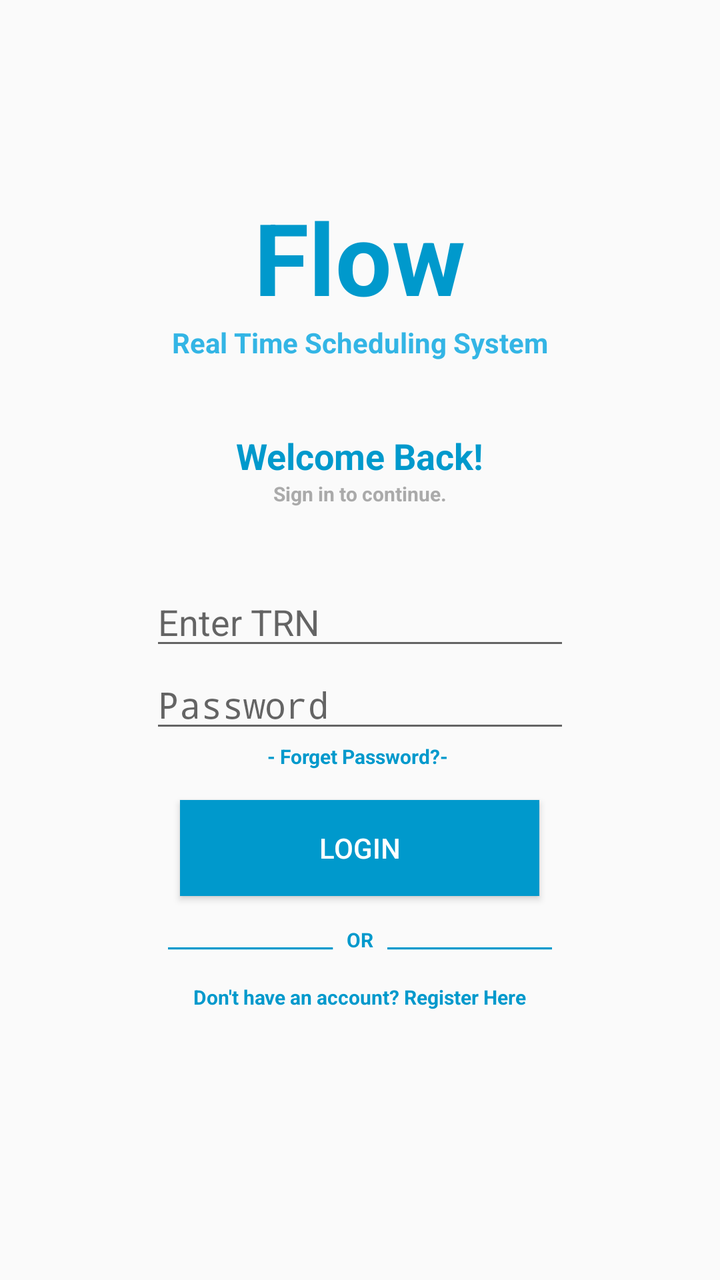
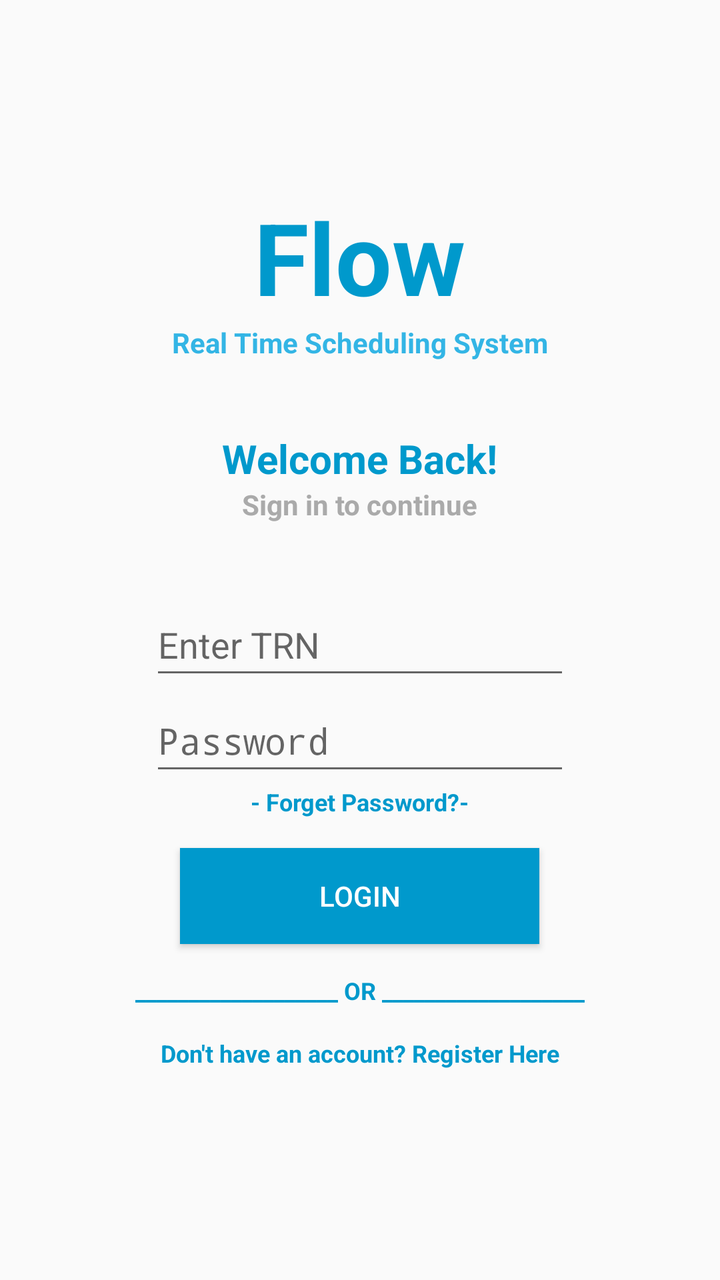

Before-and-after screenshots of an Android layout around one commit, followed by the original layout XML and the change that was made.
<!-- AndroidManifest.xml: application theme Theme.FlowApp -->
<!-- res/layout/login.xml -->
<?xml version="1.0" encoding="utf-8"?>
<LinearLayout xmlns:android="http://schemas.android.com/apk/res/android"
    xmlns:tools="http://schemas.android.com/tools"
    android:orientation="vertical"
    android:layout_width="match_parent"
    android:layout_height="match_parent">

    <TextView
        android:text="Flow"
        android:textSize="50sp"
        android:textColor="@android:color/holo_blue_dark"
        android:textStyle="bold"
        android:id="@+id/FlowName"
        android:layout_gravity="center"
        android:layout_width="wrap_content"
        android:layout_height="wrap_content"
        android:layout_marginTop="95dp"
        />

    <TextView
        android:text="Real Time Scheduling System"
        android:textColor="@android:color/holo_blue_light"
        android:textStyle="bold"
        android:id="@+id/rtss"
        android:layout_gravity="center"
        android:layout_width="wrap_content"
        android:layout_height="wrap_content"
        />

    <TextView
        android:text="Welcome Back!"
        android:textColor="@android:color/holo_blue_dark"
        android:textSize="18dp"
        android:textStyle="bold"
        android:id="@+id/wb"
        android:layout_gravity="center"
        android:layout_width="wrap_content"
        android:layout_height="wrap_content"
        android:layout_marginTop="35dp"
        />

    <TextView
        android:text="Sign in to continue."
        android:textColor="@android:color/darker_gray"
        android:textSize="10sp"
        android:textStyle="bold"
        android:id="@+id/signToContinue"
        android:layout_gravity="center"
        android:layout_width="wrap_content"
        android:layout_height="wrap_content"
        android:layout_marginBottom="35dp"
        />

    <EditText
        android:hint="Enter TRN"
        android:layout_width="wrap_content"
        android:layout_height="wrap_content"
        android:layout_gravity="center"
        android:ems="10"
        />

    <EditText
        android:hint="Password"
        android:id="@+id/editTextTextPassword"
        android:layout_width="wrap_content"
        android:layout_height="wrap_content"
        android:layout_gravity="center"
        android:ems="10"
        android:inputType="textPassword" />

    <TextView
        android:id="@+id/forgetBtn"
        android:layout_width="wrap_content"
        android:layout_height="wrap_content"
        android:layout_gravity="center"
        android:text="- Forget Password?- "
        android:textColor="@android:color/holo_blue_dark"
        android:textSize="10sp"
        android:textStyle="bold"
        android:layout_marginBottom="15dp"
        />

    <Button
        android:text="Login"
        android:layout_width="wrap_content"
        android:layout_height="wrap_content"
        android:layout_gravity="center"
        android:textColor="@color/white"
        android:id="@+id/loginBtn"
        android:ems="11"
        android:background="@android:color/holo_blue_dark"
        android:layout_marginBottom="15dp"
        />

    <TextView
        android:id="@+id/orToRegister"
        android:layout_width="wrap_content"
        android:layout_height="wrap_content"
        android:layout_gravity="center"
        android:text="___________________   OR   ___________________"
        android:textColor="@android:color/holo_blue_dark"
        android:textSize="10sp"
        android:textStyle="bold"
        android:layout_marginBottom="15dp"
        />

    <TextView
        android:id="@+id/registerBtn"
        android:layout_width="wrap_content"
        android:layout_height="wrap_content"
        android:layout_gravity="center"
        android:text="Don't have an account? Register Here"
        android:textColor="@android:color/holo_blue_dark"
        android:textSize="10sp"
        android:textStyle="bold"
        android:layout_marginBottom="15dp"
        />







</LinearLayout>
<!-- resources referenced by this layout -->
<resources>
  <color name="white">#FFFFFFFF</color>
  <style name="Theme.FlowApp" parent="android:Theme.Material.Light.NoActionBar" />
</resources>

<!-- the commit's change to res/layout/login.xml (unified diff, before → after) -->
@@ -6,7 +6,7 @@
     android:layout_height="match_parent">
 
     <TextView
-        android:text="Flow"
+        android:text="@string/flow_name"
         android:textSize="50sp"
         android:textColor="@android:color/holo_blue_dark"
         android:textStyle="bold"
@@ -18,7 +18,7 @@
         />
 
     <TextView
-        android:text="Real Time Scheduling System"
+        android:text="@string/real_time"
         android:textColor="@android:color/holo_blue_light"
         android:textStyle="bold"
         android:id="@+id/rtss"
@@ -28,9 +28,9 @@
         />
 
     <TextView
-        android:text="Welcome Back!"
+        android:text="@string/welcome"
         android:textColor="@android:color/holo_blue_dark"
-        android:textSize="18dp"
+        android:textSize="20sp"
         android:textStyle="bold"
         android:id="@+id/wb"
         android:layout_gravity="center"
@@ -40,9 +40,9 @@
         />
 
     <TextView
-        android:text="Sign in to continue."
+        android:text="@string/signToContinue"
         android:textColor="@android:color/darker_gray"
-        android:textSize="10sp"
+        android:textSize="14sp"
         android:textStyle="bold"
         android:id="@+id/signToContinue"
         android:layout_gravity="center"
@@ -52,36 +52,43 @@
         />
 
     <EditText
-        android:hint="Enter TRN"
+        android:hint="@string/inputTRN"
+        android:id="@+id/loginTRN"
         android:layout_width="wrap_content"
         android:layout_height="wrap_content"
         android:layout_gravity="center"
         android:ems="10"
+        android:minHeight="48dp"
+        android:inputType="number"
+        android:autofillHints="username"
         />
 
     <EditText
-        android:hint="Password"
-        android:id="@+id/editTextTextPassword"
+        android:hint="@string/password"
+        android:id="@+id/loginPassword"
         android:layout_width="wrap_content"
         android:layout_height="wrap_content"
         android:layout_gravity="center"
         android:ems="10"
-        android:inputType="textPassword" />
+        android:inputType="textPassword"
+        android:minHeight="48dp"
+        android:autofillHints="password"
+        />
 
     <TextView
         android:id="@+id/forgetBtn"
         android:layout_width="wrap_content"
         android:layout_height="wrap_content"
         android:layout_gravity="center"
-        android:text="- Forget Password?- "
+        android:text="@string/forget_pass"
         android:textColor="@android:color/holo_blue_dark"
-        android:textSize="10sp"
+        android:textSize="12sp"
         android:textStyle="bold"
         android:layout_marginBottom="15dp"
         />
 
     <Button
-        android:text="Login"
+        android:text="@string/login"
         android:layout_width="wrap_content"
         android:layout_height="wrap_content"
         android:layout_gravity="center"
@@ -97,9 +104,9 @@
         android:layout_width="wrap_content"
         android:layout_height="wrap_content"
         android:layout_gravity="center"
-        android:text="___________________   OR   ___________________"
+        android:text="@string/orOption"
         android:textColor="@android:color/holo_blue_dark"
-        android:textSize="10sp"
+        android:textSize="12sp"
         android:textStyle="bold"
         android:layout_marginBottom="15dp"
         />
@@ -109,17 +116,11 @@
         android:layout_width="wrap_content"
         android:layout_height="wrap_content"
         android:layout_gravity="center"
-        android:text="Don't have an account? Register Here"
+        android:text="@string/noAccount"
         android:textColor="@android:color/holo_blue_dark"
-        android:textSize="10sp"
+        android:textSize="12sp"
         android:textStyle="bold"
         android:layout_marginBottom="15dp"
         />
 
-
-
-
-
-
-
 </LinearLayout>
<!-- resource entries referenced after the edit -->
@@ -1,6 +1,16 @@
 <!-- resources referenced by this layout -->
 <resources>
   <color name="white">#FFFFFFFF</color>
+  <string name="flow_name">Flow</string>
+  <string name="forget_pass">- Forget Password?- </string>
+  <string name="inputTRN">Enter TRN</string>
+  <string name="login">Login</string>
+  <string name="noAccount">Don\'t have an account? Register Here</string>
+  <string name="orOption">___________________   OR   ___________________</string>
+  <string name="password">Password</string>
+  <string name="real_time">Real Time Scheduling System</string>
+  <string name="signToContinue">Sign in to continue</string>
+  <string name="welcome">Welcome Back!</string>
   <style name="Theme.FlowApp" parent="android:Theme.Material.Light.NoActionBar" />
 </resources>
 
